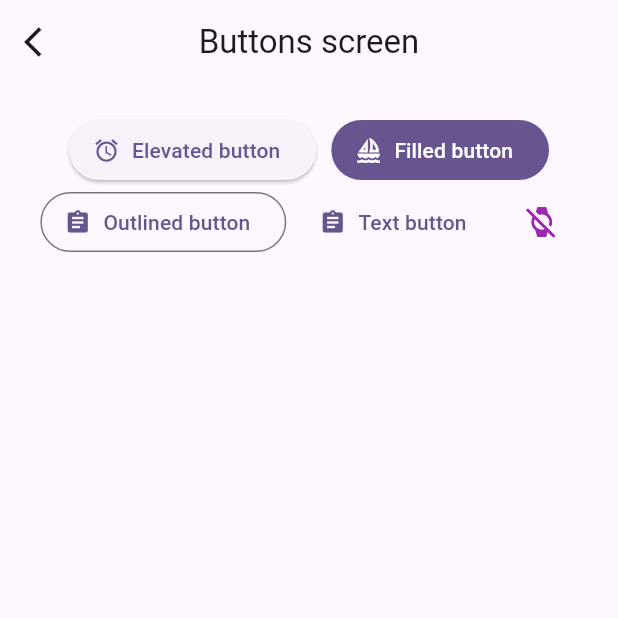
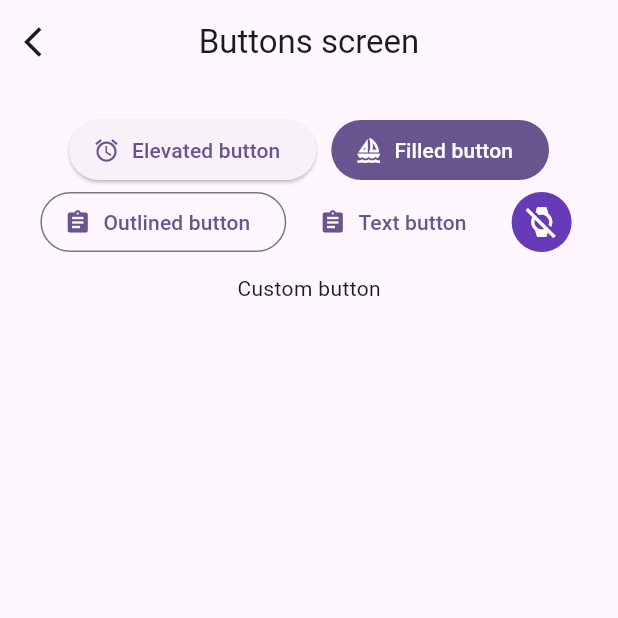
Before and after one commit to Alfred024/widgets, a Flutter app: the ButtonsScreen screen opened by its route, on a phone screen of 412 x 824 dp, the top half of it. Run offline on Flutter 3.47's test engine with Material 2 defaults, Android fonts, the phone set to English and light mode, and no system bars; our stand-ins replace go_router.

Commit message:
Custom Butotn

```diff
--- a/lib/presentation/screens/buttons/buttons_screen.dart
+++ b/lib/presentation/screens/buttons/buttons_screen.dart
@@ -51,11 +51,32 @@ class _ButtonsView extends StatelessWidget {
             IconButton(
               onPressed: () {},
               icon: const Icon(Icons.watch_off),
-              color: Colors.purple,
+              style: const ButtonStyle(
+                backgroundColor: MaterialStatePropertyAll(Colors.deepPurple),
+                iconColor: MaterialStatePropertyAll(Colors.white),
+              ),
             ),
+            _CustomButton()
           ],
         ),
       ),
     );
   }
 }
+
+class _CustomButton extends StatelessWidget {
+  @override
+  Widget build(BuildContext context) {
+    return ClipRRect(
+        borderRadius: BorderRadius.circular(8),
+        clipBehavior: Clip.hardEdge,
+        child: InkWell(
+          onTap: () {},
+          splashColor: Colors.red,
+          child: const Padding(
+            padding: EdgeInsets.all(10),
+            child: Text('Custom button'),
+          ),
+        ));
+  }
+}
```
